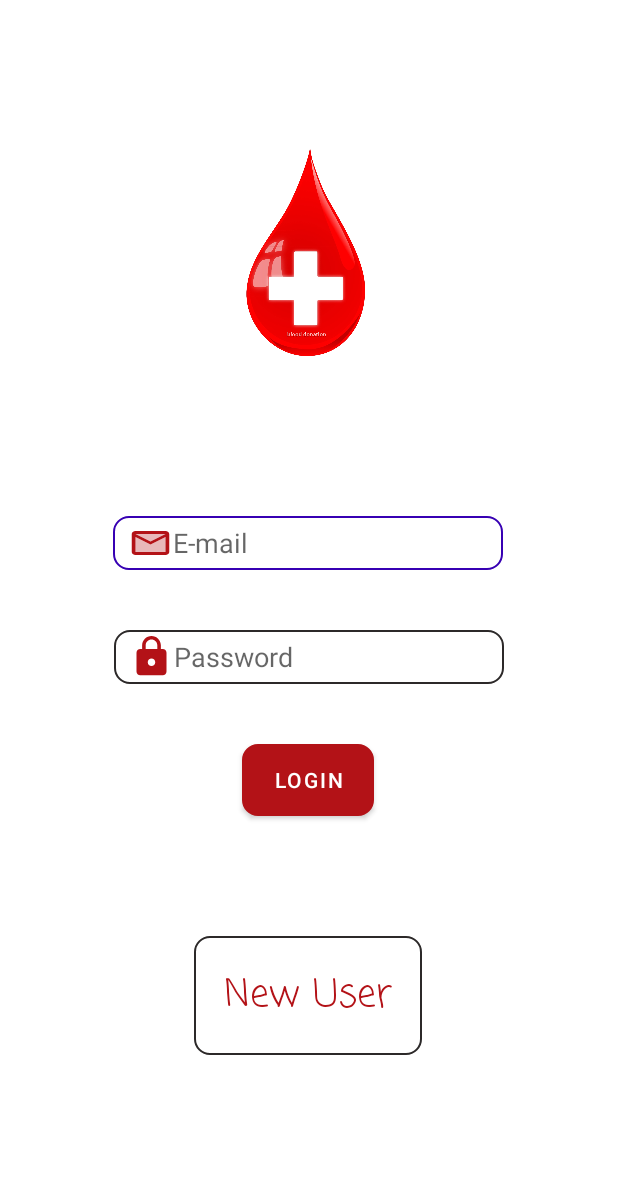
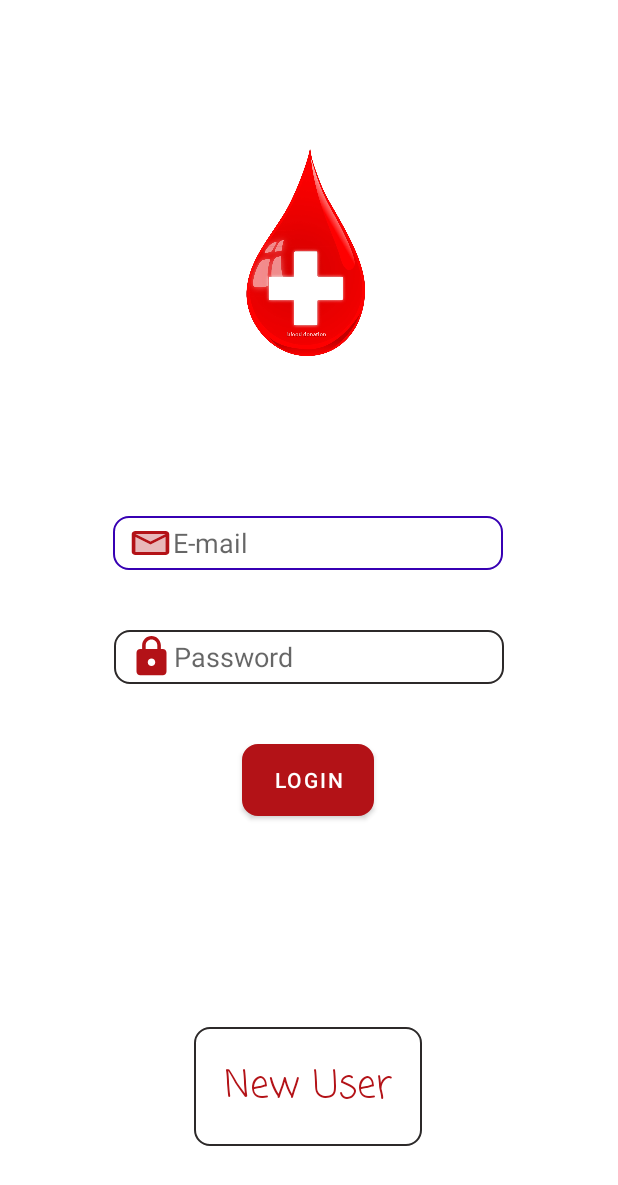
Before and after one commit to DevHalimMahmoud/BloodDonationApp, an Android app: the Login screen opened directly, with no data from a screen before it, on a phone screen of 412 x 824 dp. Shown: the top 1185 px of the screen. Run offline under Robolectric (Android 15) with nearby library versions, the phone set to English and light mode, and no system bars; our stand-ins replace Firebase (no records; nobody signed in at launch, a user with empty details on screens opened directly).

Commit message:
Update activity_login.xml

```diff
--- a/app/src/main/res/layout/activity_login.xml
+++ b/app/src/main/res/layout/activity_login.xml
@@ -72,7 +72,8 @@
         app:layout_constraintEnd_toEndOf="parent"
         app:layout_constraintHorizontal_bias="0.498"
         app:layout_constraintStart_toStartOf="parent"
-        app:layout_constraintTop_toBottomOf="@+id/Done_login" />
+        app:layout_constraintTop_toBottomOf="@+id/Done_login"
+        app:layout_constraintBottom_toBottomOf="parent"/>
 
     <ImageView
         android:id="@+id/imageView"
```
